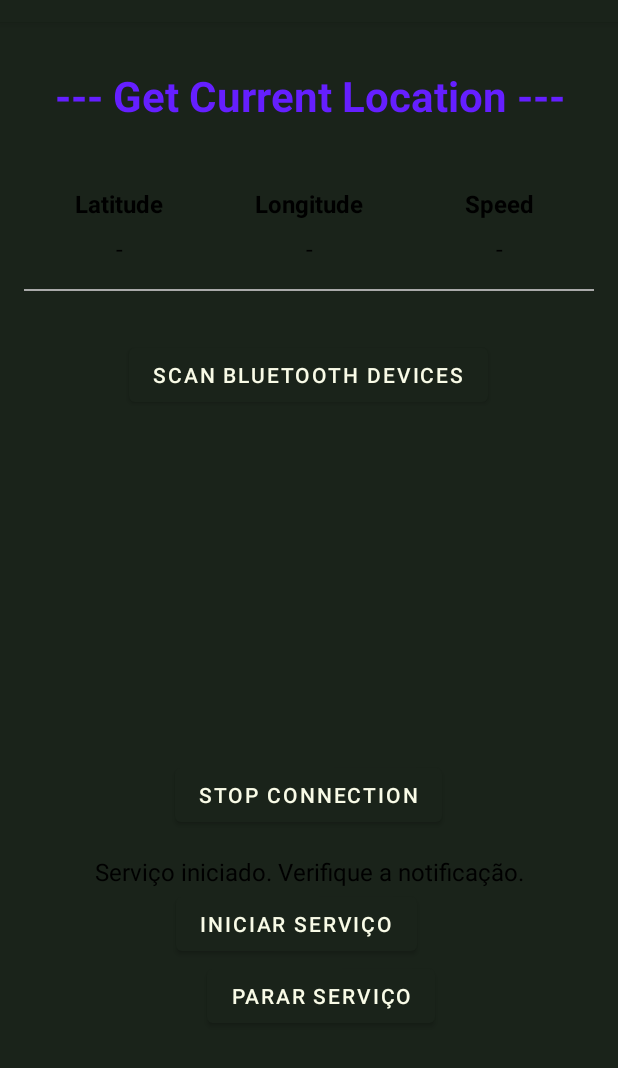
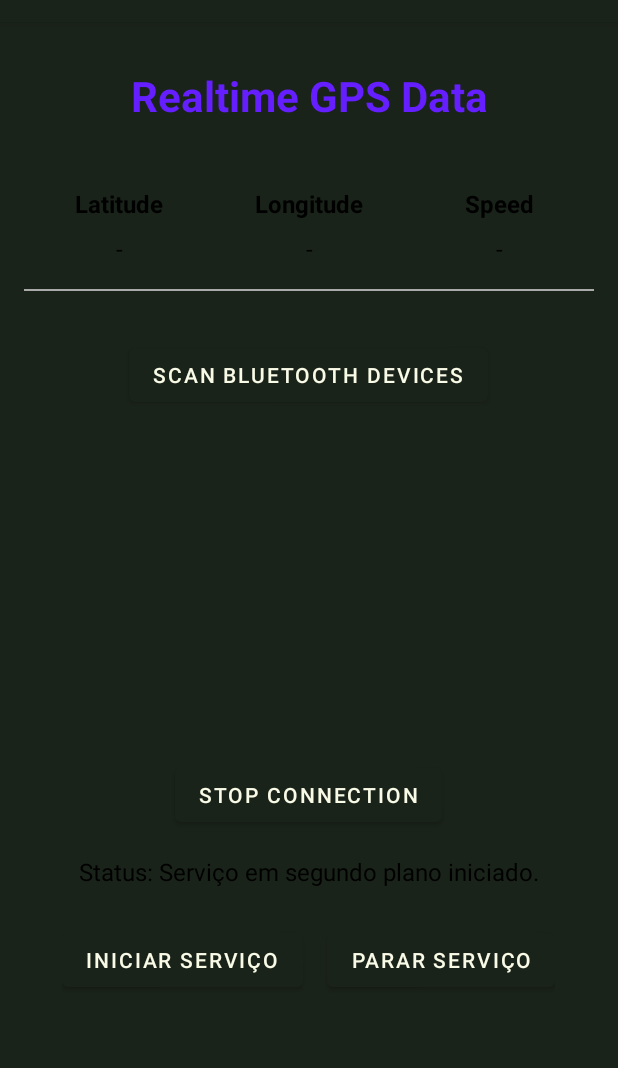
Before and after one commit to luisciaramicoli/Android-GPS-Bluetooth-Communication-with-ESP32, an Android app: the screen it shows after launch (MainActivity), after a tap on "INICIAR SERVIÇO", on a phone screen of 412 x 824 dp, the part 62-1130 px from its top. Run offline under Robolectric (Android 15) with nearby library versions, the light colour scheme and no system bars.

Commit message:
update main

```diff
--- a/app/src/main/java/com/andreseptian/realtimegpsdata/MainActivity.kt
+++ b/app/src/main/java/com/andreseptian/realtimegpsdata/MainActivity.kt
@@ -1,76 +1,202 @@
-package com.andreseptian.realtimegpsdata // Mude para o seu pacote
+package com.andreseptian.realtimegpsdata
 
+import android.Manifest
+import android.annotation.SuppressLint
+import android.bluetooth.BluetoothAdapter
+import android.bluetooth.BluetoothDevice
 import android.content.Intent
+import android.content.IntentFilter
+import android.content.pm.PackageManager
 import android.os.Build
 import android.os.Bundle
+import android.util.Log
 import android.widget.Button
 import android.widget.TextView
 import android.widget.Toast
 import androidx.appcompat.app.AppCompatActivity
+import androidx.core.app.ActivityCompat
+import androidx.recyclerview.widget.LinearLayoutManager
+import androidx.recyclerview.widget.RecyclerView
+import java.util.Locale
 
 class MainActivity : AppCompatActivity() {
 
-    private lateinit var permissionHandler: PermissionHandler
-    private lateinit var statusTextView: TextView
-    private lateinit var startServiceButton: Button
-    private lateinit var stopServiceButton: Button
+    companion object {
+        private const val ALL_PERMISSIONS_REQUEST_CODE = 101
+    }
+
+    // Views da UI
+    private lateinit var tvLatitude: TextView
+    private lateinit var tvLongitude: TextView
+    private lateinit var tvSpeed: TextView
+    private lateinit var tvStatus: TextView
+    private lateinit var btnStartService: Button
+    private lateinit var btnStopService: Button
+    private lateinit var btnScanBluetooth: Button
+    private lateinit var rvBluetoothDevices: RecyclerView
+
+    // Gerenciadores
+    private lateinit var locationManager: LocationManager
+    private val bluetoothAdapter: BluetoothAdapter? by lazy {
+        (getSystemService(BLUETOOTH_SERVICE) as android.bluetooth.BluetoothManager).adapter
+    }
+
+    // Bluetooth
+    private val foundDevices = mutableListOf<BluetoothDevice>()
+    private lateinit var deviceAdapter: BluetoothDeviceAdapter
+    private val receiver = BluetoothBroadcastReceiver { device ->
+        if (ActivityCompat.checkSelfPermission(this, Manifest.permission.BLUETOOTH_CONNECT) != PackageManager.PERMISSION_GRANTED) {
+            return@BluetoothBroadcastReceiver
+        }
+        if (foundDevices.none { it.address == device.address }) {
+            device.name?.let {
+                foundDevices.add(device)
+                deviceAdapter.notifyItemInserted(foundDevices.size - 1)
+            }
+        }
+    }
 
     override fun onCreate(savedInstanceState: Bundle?) {
         super.onCreate(savedInstanceState)
-        setContentView(R.layout.activity_main) // Certifique-se que seu layout tem os IDs corretos
+        setContentView(R.layout.activity_main)
 
-        permissionHandler = PermissionHandler(this)
+        locationManager = LocationManager(this)
 
-        statusTextView = findViewById(R.id.tv_connection_status)
-        startServiceButton = findViewById(R.id.btn_start_service) // Adicione este botão no seu XML
-        stopServiceButton = findViewById(R.id.btn_stop_service)   // Adicione este botão no seu XML
+        bindViews()
+        setupRecyclerView()
+        setupClickListeners()
 
-        startServiceButton.setOnClickListener {
-            startLocationService()
+        // Verifica e solicita as permissões necessárias ao iniciar a activity.
+        checkAndRequestPermissions()
+    }
+
+    private fun checkAndRequestPermissions() {
+        val requiredPermissions = mutableListOf<String>().apply {
+            add(Manifest.permission.ACCESS_FINE_LOCATION)
+            add(Manifest.permission.ACCESS_COARSE_LOCATION)
+            if (Build.VERSION.SDK_INT >= Build.VERSION_CODES.S) {
+                add(Manifest.permission.BLUETOOTH_SCAN)
+                add(Manifest.permission.BLUETOOTH_CONNECT)
+            }
+            if (Build.VERSION.SDK_INT >= Build.VERSION_CODES.Q) {
+                add(Manifest.permission.ACCESS_BACKGROUND_LOCATION)
+            }
+            if (Build.VERSION.SDK_INT >= Build.VERSION_CODES.TIRAMISU) {
+                add(Manifest.permission.POST_NOTIFICATIONS)
+            }
         }
 
-        stopServiceButton.setOnClickListener {
-            stopLocationService()
+        val missingPermissions = requiredPermissions.filter {
+            ActivityCompat.checkSelfPermission(this, it) != PackageManager.PERMISSION_GRANTED
+        }.toTypedArray()
+
+        if (missingPermissions.isNotEmpty()) {
+            ActivityCompat.requestPermissions(this, missingPermissions, ALL_PERMISSIONS_REQUEST_CODE)
+        } else {
+            // Se as permissões já foram concedidas, inicia a atualização da UI.
+            startUpdatingLocationUI()
+        }
+    }
+
+    override fun onRequestPermissionsResult(requestCode: Int, permissions: Array<out String>, grantResults: IntArray) {
+        super.onRequestPermissionsResult(requestCode, permissions, grantResults)
+        if (requestCode == ALL_PERMISSIONS_REQUEST_CODE) {
+            if (grantResults.isNotEmpty() && grantResults.all { it == PackageManager.PERMISSION_GRANTED }) {
+                // Permissões concedidas pelo usuário.
+                startUpdatingLocationUI()
+            } else {
+                // Permissões negadas.
+                Toast.makeText(this, "Permissões são necessárias para o app funcionar.", Toast.LENGTH_LONG).show()
+            }
+        }
+    }
+
+    private fun bindViews() {
+        tvLatitude = findViewById(R.id.tv_latitude)
+        tvLongitude = findViewById(R.id.tv_longitude)
+        tvSpeed = findViewById(R.id.tv_speed)
+        tvStatus = findViewById(R.id.tv_connection_status)
+        btnStartService = findViewById(R.id.btn_start_service)
+        btnStopService = findViewById(R.id.btn_stop_service)
+        btnScanBluetooth = findViewById(R.id.btn_scan_bluetooth)
+        rvBluetoothDevices = findViewById(R.id.rv_bluetooth_devices)
+    }
+
+    private fun setupRecyclerView() {
+        deviceAdapter = BluetoothDeviceAdapter(foundDevices) { device ->
+            Toast.makeText(this, "Dispositivo selecionado: ${device.name}", Toast.LENGTH_SHORT).show()
+        }
+        rvBluetoothDevices.layoutManager = LinearLayoutManager(this)
+        rvBluetoothDevices.adapter = deviceAdapter
+    }
+
+    private fun setupClickListeners() {
+        btnStartService.setOnClickListener { startLocationService() }
+        btnStopService.setOnClickListener { stopLocationService() }
+        btnScanBluetooth.setOnClickListener { scanBluetoothDevices() }
+    }
+
+    @SuppressLint("MissingPermission")
+    private fun scanBluetoothDevices() {
+        if (ActivityCompat.checkSelfPermission(this, Manifest.permission.BLUETOOTH_SCAN) != PackageManager.PERMISSION_GRANTED) {
+            Toast.makeText(this, "Permissão de Bluetooth negada.", Toast.LENGTH_SHORT).show()
+            checkAndRequestPermissions() // Solicita novamente se necessário
+            return
+        }
+        if (bluetoothAdapter?.isEnabled == false) {
+            Toast.makeText(this, "Por favor, ative o Bluetooth.", Toast.LENGTH_SHORT).show()
+            return
+        }
+
+        foundDevices.clear()
+        deviceAdapter.notifyDataSetChanged()
+
+        Toast.makeText(this, "Procurando dispositivos...", Toast.LENGTH_SHORT).show()
+        registerReceiver(receiver, IntentFilter(BluetoothDevice.ACTION_FOUND))
+        bluetoothAdapter?.startDiscovery()
+    }
+
+    private fun startUpdatingLocationUI() {
+        if (ActivityCompat.checkSelfPermission(this, Manifest.permission.ACCESS_FINE_LOCATION) != PackageManager.PERMISSION_GRANTED) {
+             // A verificação já foi feita, mas é uma boa prática garantir.
+            return
+        }
+        locationManager.startLocationUpdates { latitude, longitude, speed ->
+            tvLatitude.text = String.format(Locale.US, "%.6f", latitude)
+            tvLongitude.text = String.format(Locale.US, "%.6f", longitude)
+            tvSpeed.text = String.format(Locale.US, "%.2f m/s", speed)
         }
     }
 
     private fun startLocationService() {
-        permissionHandler.ensureAllPermissions(
-            onGranted = {
-                val serviceIntent = Intent(this, LocationBluetoothService::class.java)
-                if (Build.VERSION.SDK_INT >= Build.VERSION_CODES.O) {
-                    startForegroundService(serviceIntent)
-                } else {
-                    startService(serviceIntent)
-                }
-                statusTextView.text = "Serviço iniciado. Verifique a notificação."
-                Toast.makeText(this, "Iniciando serviço em segundo plano...", Toast.LENGTH_SHORT).show()
-            },
-            onDenied = {
-                Toast.makeText(this, "Permissões necessárias para iniciar o serviço foram negadas.", Toast.LENGTH_LONG).show()
-            }
-        )
+        val serviceIntent = Intent(this, LocationBluetoothService::class.java)
+        if (Build.VERSION.SDK_INT >= Build.VERSION_CODES.O) {
+            startForegroundService(serviceIntent)
+        } else {
+            startService(serviceIntent)
+        }
+        tvStatus.text = "Status: Serviço em segundo plano iniciado."
+        Toast.makeText(this, "Iniciando serviço...", Toast.LENGTH_SHORT).show()
     }
 
     private fun stopLocationService() {
         val serviceIntent = Intent(this, LocationBluetoothService::class.java)
         stopService(serviceIntent)
-        statusTextView.text = "Serviço parado."
+        tvStatus.text = "Status: Serviço parado."
         Toast.makeText(this, "Serviço parado.", Toast.LENGTH_SHORT).show()
     }
 
-    override fun onRequestPermissionsResult(requestCode: Int, permissions: Array<out String>, grantResults: IntArray) {
-        super.onRequestPermissionsResult(requestCode, permissions, grantResults)
-        permissionHandler.handlePermissionResult(
-            requestCode,
-            grantResults,
-            onPermissionGranted = {
-                // Tenta iniciar o serviço novamente se a permissão foi concedida agora
-                startLocationService()
-            },
-            onPermissionDenied = {
-                Toast.makeText(this, "Permissões negadas. O serviço não pode ser iniciado.", Toast.LENGTH_SHORT).show()
+    override fun onDestroy() {
+        super.onDestroy()
+        if (bluetoothAdapter?.isDiscovering == true) {
+            if (ActivityCompat.checkSelfPermission(this, Manifest.permission.BLUETOOTH_SCAN) == PackageManager.PERMISSION_GRANTED) {
+                bluetoothAdapter?.cancelDiscovery()
             }
-        )
+        }
+        try {
+            unregisterReceiver(receiver)
+        } catch (e: IllegalArgumentException) {
+            Log.e("MainActivity", "Receiver não registrado.", e)
+        }
     }
 }
--- a/app/src/main/res/layout/activity_main.xml
+++ b/app/src/main/res/layout/activity_main.xml
@@ -18,7 +18,7 @@
             android:layout_marginTop="14dp"
             android:fontFamily="sans-serif"
             android:gravity="center"
-            android:text="@string/get_current_location"
+            android:text="Realtime GPS Data"
             android:textColor="#651FFF"
             android:textSize="28sp"
             android:textStyle="bold" />
@@ -42,39 +42,39 @@
                     android:layout_height="wrap_content"
                     android:layout_weight="1"
                     android:gravity="center"
-                    android:text="@string/latitude"
+                    android:text="Latitude"
                     android:textColor="@android:color/black"
-                    android:textStyle="bold"
-                    android:textSize="16sp" />
+                    android:textSize="16sp"
+                    android:textStyle="bold" />
 
                 <TextView
                     android:layout_width="0dp"
                     android:layout_height="wrap_content"
                     android:layout_weight="1"
                     android:gravity="center"
-                    android:text="@string/longitude"
+                    android:text="Longitude"
                     android:textColor="@android:color/black"
-                    android:textStyle="bold"
-                    android:textSize="16sp" />
+                    android:textSize="16sp"
+                    android:textStyle="bold" />
 
                 <TextView
                     android:layout_width="0dp"
                     android:layout_height="wrap_content"
                     android:layout_weight="1"
                     android:gravity="center"
-                    android:text="@string/speed"
+                    android:text="Speed"
                     android:textColor="@android:color/black"
-                    android:textStyle="bold"
-                    android:textSize="16sp" />
+                    android:textSize="16sp"
+                    android:textStyle="bold" />
             </LinearLayout>
 
             <!-- Data Bar -->
             <LinearLayout
                 android:layout_width="match_parent"
                 android:layout_height="wrap_content"
+                android:layout_marginTop="8dp"
                 android:orientation="horizontal"
-                android:weightSum="3"
-                android:layout_marginTop="8dp">
+                android:weightSum="3">
 
                 <TextView
                     android:id="@+id/tv_latitude"
@@ -82,7 +82,7 @@
                     android:layout_height="wrap_content"
                     android:layout_weight="1"
                     android:gravity="center"
-                    android:text="@string/dash"
+                    android:text="-"
                     android:textColor="@android:color/black"
                     android:textSize="16sp" />
 
@@ -92,7 +92,7 @@
                     android:layout_height="wrap_content"
                     android:layout_weight="1"
                     android:gravity="center"
-                    android:text="@string/dash"
+                    android:text="-"
                     android:textColor="@android:color/black"
                     android:textSize="16sp" />
 
@@ -102,7 +102,7 @@
                     android:layout_height="wrap_content"
                     android:layout_weight="1"
                     android:gravity="center"
-                    android:text="@string/dash"
+                    android:text="-"
                     android:textColor="@android:color/black"
                     android:textSize="16sp" />
             </LinearLayout>
@@ -121,8 +121,7 @@
                 android:layout_height="wrap_content"
                 android:layout_gravity="center"
                 android:layout_marginTop="16dp"
-                android:text="@string/scan_bluetooth_devices"
-                android:contentDescription="@string/scan_bluetooth_devices" />
+                android:text="Scan Bluetooth Devices" />
 
             <androidx.recyclerview.widget.RecyclerView
                 android:id="@+id/rv_bluetooth_devices"
@@ -136,8 +135,7 @@
                 android:layout_height="wrap_content"
                 android:layout_gravity="center"
                 android:layout_marginTop="16dp"
-                android:text="@string/stop_connection"
-                android:contentDescription="@string/stop_connection" />
+                android:text="Stop Connection" />
 
             <TextView
                 android:id="@+id/tv_connection_status"
@@ -145,9 +143,18 @@
                 android:layout_height="wrap_content"
                 android:layout_marginTop="16dp"
                 android:gravity="center"
-                android:text="@string/connection_status"
+                android:text="Connection Status: Disconnected"
                 android:textColor="@android:color/black"
                 android:textSize="16sp" />
+
+            <!-- Service Control Buttons -->
+            <LinearLayout
+                android:layout_width="wrap_content"
+                android:layout_height="wrap_content"
+                android:layout_gravity="center_horizontal"
+                android:layout_marginTop="24dp"
+                android:orientation="horizontal">
+
                 <Button
                     android:id="@+id/btn_start_service"
                     android:layout_width="wrap_content"
@@ -162,5 +169,7 @@
                     android:layout_marginStart="8dp"
                     android:text="Parar Serviço" />
             </LinearLayout>
+
+        </LinearLayout>
     </LinearLayout>
 </ScrollView>
```
Lines whose indentation alone changed are shown as unchanged.
